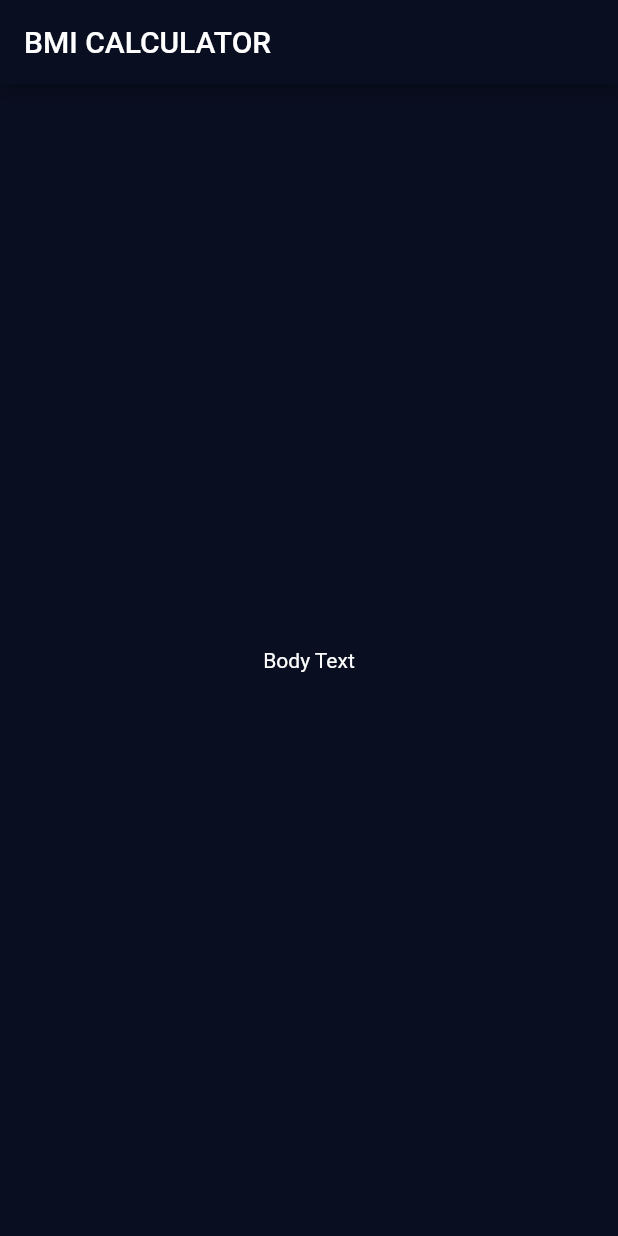
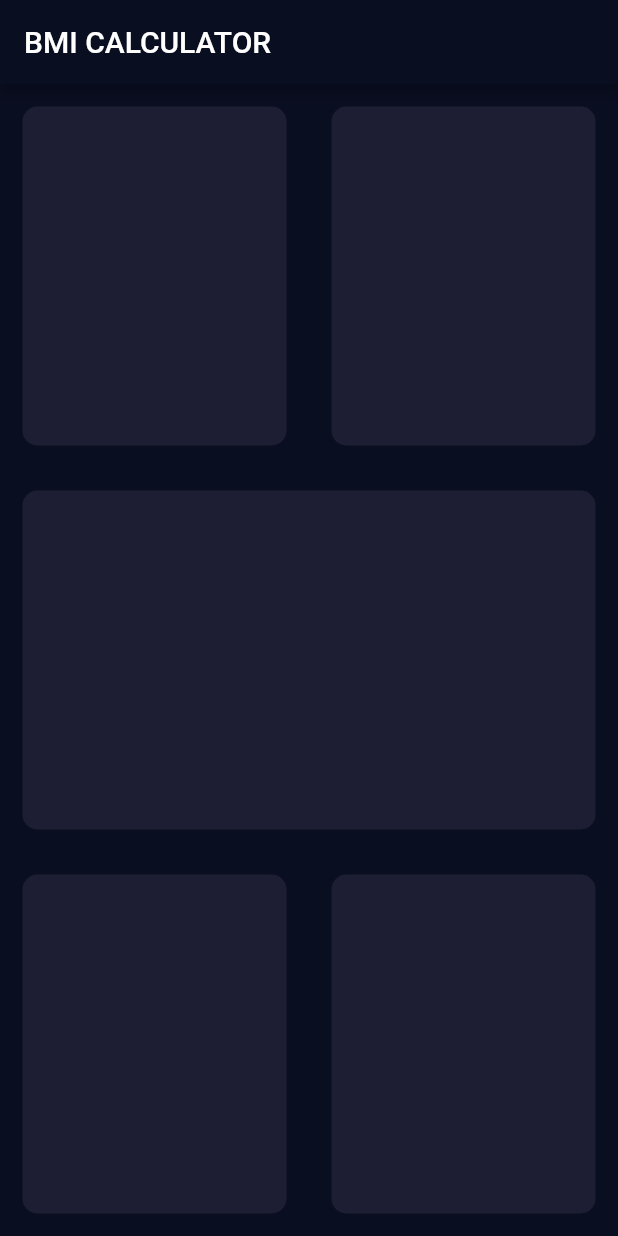
Before and after one commit to jeik0s/BMICalculator-deprecated, a Flutter app: the screen it shows after launch, on a phone screen of 412 x 824 dp. Run offline on Flutter 3.47's test engine with Material 2 defaults, Android fonts, the phone set to English and light mode, and no system bars.

Commit message:
learn how to create own widgets

```diff
--- a/lib/input_page.dart
+++ b/lib/input_page.dart
@@ -6,14 +6,69 @@ class InputPage extends StatefulWidget {
 }
 
 class _InputPageState extends State<InputPage> {
+
   @override
   Widget build(BuildContext context) {
     return Scaffold(
       appBar: AppBar(
         title: Text('BMI CALCULATOR'),
       ),
-      body: Center(
-        child: Text('Body Text'),
+      body:
+           Column(
+              children: <Widget>[
+                Expanded(
+                  flex: 1,
+                  child: Row(
+                    children: <Widget>[
+                      Expanded(
+                          flex: 1,
+                          child: ReusableCard(color: Color(0xFF1D1E33),),
+                      ),
+                      Expanded(
+                          flex: 1,
+                          child: ReusableCard(color: Color(0xFF1D1E33),),
+                      ),
+                    ],
+                  ),
+                ),
+                Expanded(
+                    flex: 1,
+                    child: ReusableCard(color: Color(0xFF1D1E33),),
+                ),
+                Expanded(
+                  flex: 1,
+                  child: Row(
+                    children: <Widget>[
+                      Expanded(
+                          flex: 1,
+                          child: ReusableCard(color: Color(0xFF1D1E33),),
+                      ),
+                      Expanded(
+                          flex: 1,
+                          child: ReusableCard(color: Color(0xFF1D1E33),),
+                      ),
+                    ],
+                  ),
+                ),
+              ],
+            ),
+    );
+  }
+}
+
+class ReusableCard extends StatelessWidget {
+
+  ReusableCard({required this.color});
+
+  final Color color;
+
+  @override
+  Widget build(BuildContext context) {
+    return Container(
+      margin: EdgeInsets.all(15.0),
+      decoration: BoxDecoration(
+        color: color,
+        borderRadius: BorderRadius.circular(10.0),
       ),
     );
   }
--- a/lib/main.dart
+++ b/lib/main.dart
@@ -11,7 +11,7 @@ class BMICalculator extends StatelessWidget {
             primaryColor: Color(0xFF0A0E21),
             scaffoldBackgroundColor: Color(0xFF0A0E21),
       ),
-      home: InputPage(),
+      home:InputPage(),
     );
   }
 }
```
Also changed, not shown: 1 other file.
